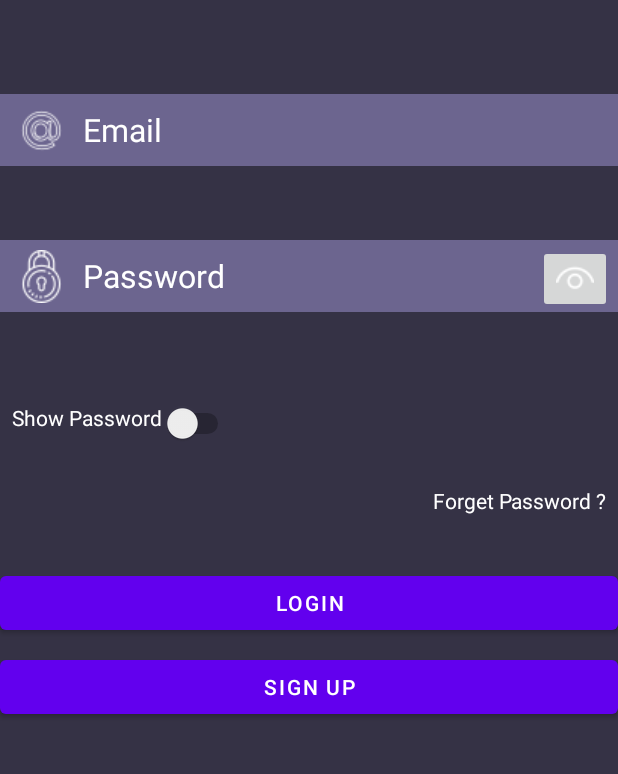
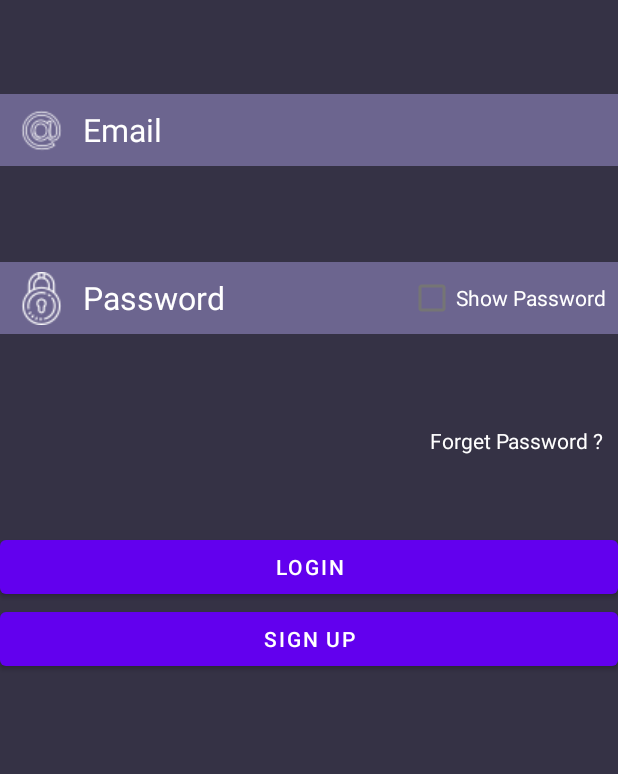
Before and after one commit to aathil-Mr-ITGuy/LoginScreen, an Android app: the screen it shows after launch (MainActivity), on a phone screen of 412 x 824 dp, the part 381-1155 px from its top. Run offline under Robolectric (Android 15) with nearby library versions, the phone set to English and light mode, and no system bars; libraries missing offline, so code that uses them is left out: com.wajahatkarim3.easyvalidation; Roboto replaces fonts that are not available here.

Commit message:
Forget Password and show/hide password

```diff
--- a/app/src/main/res/layout/activity_main.xml
+++ b/app/src/main/res/layout/activity_main.xml
@@ -46,6 +46,7 @@
         android:layout_height="wrap_content"
         android:layout_marginLeft="10dp"
         android:layout_marginBottom="8dp"
+        android:layout_marginTop="5dp"
         android:gravity="left"
         android:text=""
         android:textColor="@color/red"
@@ -79,83 +80,68 @@
         app:layout_constraintVertical_bias="0.45" />
 
     <TextView
+        android:id="@+id/passwordError"
+        android:layout_width="match_parent"
+        android:layout_height="wrap_content"
+        android:gravity="left"
+        android:layout_marginLeft="10dp"
+        android:layout_marginBottom="5dp"
+        android:text=""
+        android:textColor="@color/red"
+        app:layout_constraintTop_toBottomOf="@+id/passwordInput"
+        app:layout_constraintBottom_toTopOf="@+id/forget"
+        tools:layout_editor_absoluteX="10dp" />
+
+    <TextView
         android:id="@+id/forget"
         android:layout_width="match_parent"
         android:layout_height="wrap_content"
-        android:layout_marginTop="20dp"
-        android:layout_marginBottom="18dp"
-        android:layout_marginEnd="8dp"
+        android:layout_marginBottom="10dp"
+        android:layout_marginRight="10dp"
         android:gravity="right"
         android:text="Forget Password ?"
+        android:onClick="showPassBtn"
         android:textColor="@color/white"
-        app:layout_constraintBottom_toTopOf="@+id/login"
-        app:layout_constraintTop_toBottomOf="@+id/showPassword"
-        tools:layout_editor_absoluteX="0dp" />
-
-    <Switch
-        android:id="@+id/showPassword"
-        android:layout_width="wrap_content"
-        android:layout_height="wrap_content"
-        android:layout_marginStart="8dp"
-        android:layout_marginTop="10dp"
-        android:gravity="left"
-        android:text="Show Password"
-        android:textColor="@color/white"
-        app:layout_constraintBottom_toTopOf="@+id/forget"
-        app:layout_constraintStart_toStartOf="parent"
-        app:layout_constraintTop_toBottomOf="@+id/passwordError"
-        app:layout_constraintVertical_bias="0.0" />
+        app:layout_constraintBottom_toTopOf="@+id/passwordInput"
+        app:layout_constraintEnd_toEndOf="parent"
+        app:layout_constraintTop_toBottomOf="@+id/login"
+        app:layout_constraintVertical_bias="0.461" />
 
     <Button
         android:id="@+id/signup"
         android:layout_width="match_parent"
         android:layout_height="wrap_content"
-        android:layout_marginBottom="80dp"
+
+        android:layout_marginBottom="120dp"
         android:text="Sign Up"
         app:layout_constraintBottom_toBottomOf="parent"
-        app:layout_constraintTop_toBottomOf="@+id/login"
-        tools:layout_editor_absoluteX="-8dp" />
+        tools:layout_editor_absoluteX="-4dp" />
+
 
     <Button
         android:id="@+id/login"
         android:layout_width="match_parent"
         android:layout_height="wrap_content"
-        android:layout_marginTop="8dp"
+
         android:onClick="login"
         android:text="Login"
         app:layout_constraintBottom_toTopOf="@+id/signup"
         app:layout_constraintTop_toBottomOf="@+id/forget"
-        tools:layout_editor_absoluteX="0dp" />
-
-    <TextView
-        android:id="@+id/passwordError"
-        android:layout_width="match_parent"
-        android:layout_height="wrap_content"
-        android:layout_marginBottom="5dp"
-        android:layout_marginLeft="10dp"
-        android:gravity="left"
-        android:text=""
-        android:textColor="@color/red"
-        app:layout_constraintBottom_toTopOf="@+id/showPassword"
-        app:layout_constraintTop_toBottomOf="@+id/passwordInput"
+        app:layout_constraintVertical_bias="1.0"
         tools:layout_editor_absoluteX="10dp" />
 
-    <ImageButton
-        android:id="@+id/imageButton2"
+    <CheckBox
+        android:id="@+id/showPassword"
         android:layout_width="wrap_content"
         android:layout_height="wrap_content"
-        android:layout_marginTop="4dp"
-        android:layout_marginEnd="4dp"
-
-        android:onClick="showPass"
-        android:foregroundGravity="center"
-        app:layout_constraintBottom_toBottomOf="@+id/passwordInput"
+        android:layout_marginTop="17dp"
+        android:layout_marginEnd="8dp"
+        android:layout_marginBottom="14dp"
+        android:text="Show Password"
+        android:textColor="@color/white"
+        app:layout_constraintBottom_toTopOf="@+id/passwordError"
         app:layout_constraintEnd_toEndOf="parent"
-        app:layout_constraintTop_toTopOf="@+id/passwordInput"
-        app:srcCompat="@drawable/eye" /><![CDATA[
+        app:layout_constraintTop_toBottomOf="@+id/emailError" />
 
 
-    />
-
-]]>
 </androidx.constraintlayout.widget.ConstraintLayout>
```
Also changed, not shown: app/src/main/AndroidManifest.xml (+12 -7 lines), app/src/main/java/com/aathil/loginscreen/ForgetPassword.kt (added, +41 -0 lines), app/src/main/java/com/aathil/loginscreen/MainActivity.kt (+41 -12 lines), app/src/main/res/layout/activity_forget_password.xml (added, +92 -0 lines).
